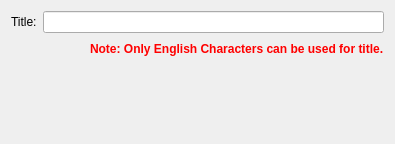
Qt form libs/postbase/title/private/posttitledataitem_editwidget.ui (i-RIC/prepost-gui) before a commit.
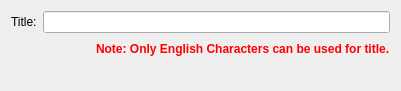
The same form after that commit. Custom widgets are drawn as their Qt base class.

Diff of the .ui file:
```diff
--- a/libs/postbase/title/private/posttitledataitem_editwidget.ui
+++ b/libs/postbase/title/private/posttitledataitem_editwidget.ui
@@ -6,8 +6,8 @@
    <rect>
     <x>0</x>
     <y>0</y>
-    <width>395</width>
-    <height>144</height>
+    <width>401</width>
+    <height>91</height>
    </rect>
   </property>
   <property name="windowTitle">
@@ -69,10 +69,13 @@
      <property name="orientation">
       <enum>Qt::Vertical</enum>
      </property>
+     <property name="sizeType">
+      <enum>QSizePolicy::Minimum</enum>
+     </property>
      <property name="sizeHint" stdset="0">
       <size>
        <width>20</width>
-       <height>51</height>
+       <height>1</height>
       </size>
      </property>
     </spacer>
```
